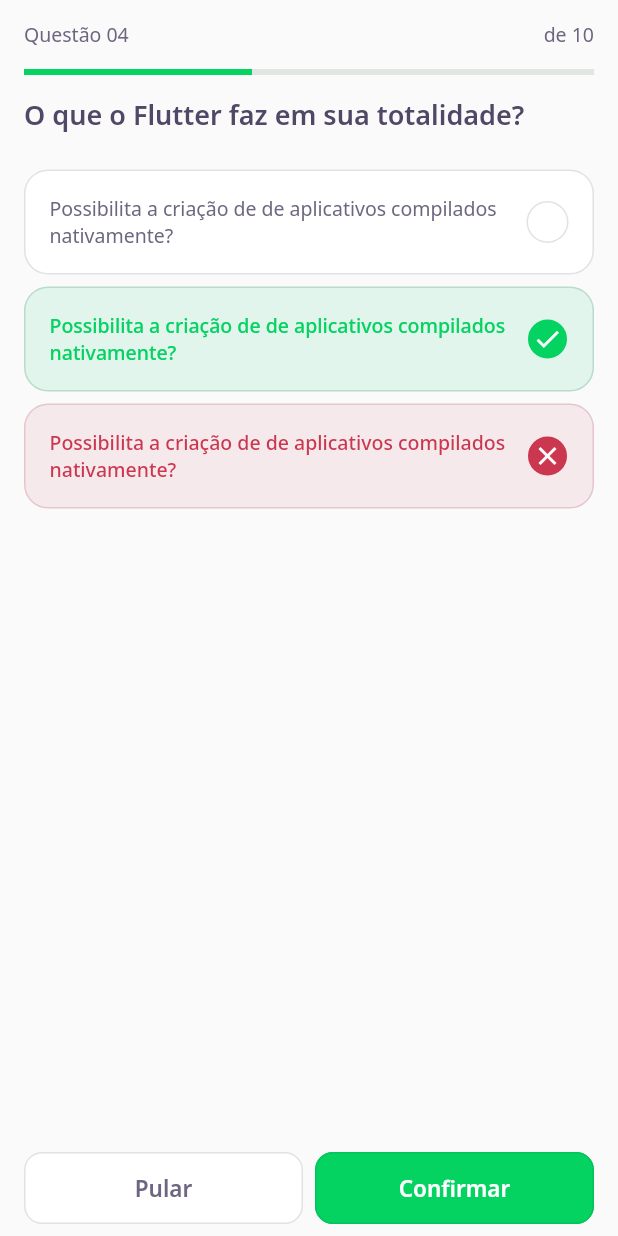
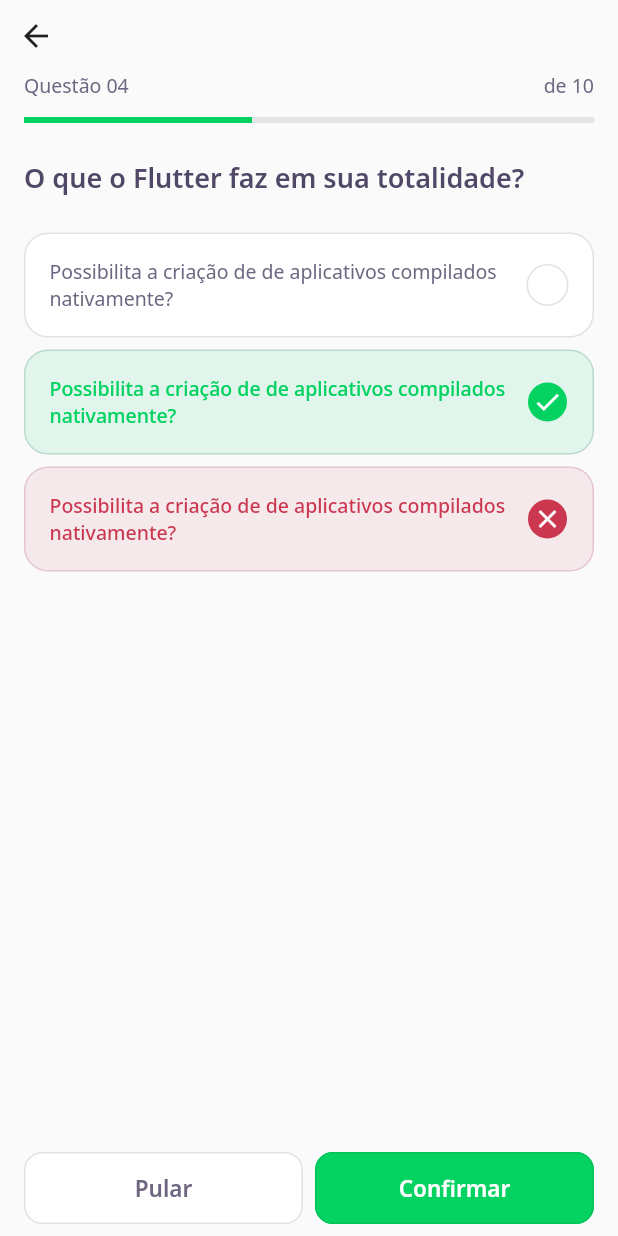
Before and after one commit to dsErick/devquiz-nlw5, a Flutter app: the ChallengePage screen opened directly, on a phone screen of 412 x 824 dp. Run offline on Flutter 3.47's test engine with Material 2 defaults, Android fonts, the phone set to English and light mode, and no system bars; our stand-ins replace google_fonts; accounts and stored records are empty; network calls fail.

Commit message:
Navegação da HomePage para a ChallengePage

```diff
--- a/lib/challenge/challenge_page.dart
+++ b/lib/challenge/challenge_page.dart
@@ -16,10 +16,18 @@ class _ChallengePageState extends State<ChallengePage> {
   Widget build(BuildContext context) {
     return Scaffold(
       appBar: PreferredSize(
-        preferredSize: Size.fromHeight(64),
+        preferredSize: Size.fromHeight(82),
         child: SafeArea(
           top: true,
-          child: QuestionIndicatorWidget(),
+          child: Column(
+            crossAxisAlignment: CrossAxisAlignment.start,
+            children: <Widget>[
+              BackButton(),
+              Expanded(
+                child: QuestionIndicatorWidget(),
+              ),
+            ],
+          ),
         ),
       ),
       body: QuizWidget(
--- a/lib/challenge/widgets/question_indicator/question_indicator_widget.dart
+++ b/lib/challenge/widgets/question_indicator/question_indicator_widget.dart
@@ -11,23 +11,23 @@ class QuestionIndicatorWidget extends StatelessWidget {
     return Container(
       padding: const EdgeInsets.symmetric(horizontal: 16),
       child: Column(
-                mainAxisAlignment: MainAxisAlignment.spaceEvenly,
+        mainAxisAlignment: MainAxisAlignment.spaceBetween,
         children: <Widget>[
           Row(
             mainAxisAlignment: MainAxisAlignment.spaceBetween,
             children: <Widget>[
               Text(
                 'Questão 04',
-                                style: AppTextStyles.body
+                style: AppTextStyles.body,
               ),
               Text(
                 'de 10',
-                                style: AppTextStyles.body
+                style: AppTextStyles.body,
               ),
-                        ]
+            ],
           ),
-                    ProgressIndicatorWidget(value: .4)
-                ]
+          ProgressIndicatorWidget(value: .4),
+        ],
       ),
     );
   }
--- a/lib/challenge/widgets/quiz/quiz_widget.dart
+++ b/lib/challenge/widgets/quiz/quiz_widget.dart
@@ -15,6 +15,7 @@ class QuizWidget extends StatelessWidget {
       child: Column(
         crossAxisAlignment: CrossAxisAlignment.start,
         children: <Widget>[
+          SizedBox(height: 24),
           Text(title, style: AppTextStyles.heading),
           SizedBox(height: 24),
           AnswerWidget(
--- a/lib/core/app_widget.dart
+++ b/lib/core/app_widget.dart
@@ -10,7 +10,7 @@ class AppWidget extends StatelessWidget {
         return MaterialApp(
             title: 'DevQuiz',
             debugShowCheckedModeBanner: false,
-            home: ChallengePage(),
+            home: HomePage(),
         );
     }
 }
```
Also changed, not shown: lib/home/home_page.dart (+12 -1 lines), lib/home/widgets/quiz_card/quiz_card_widget.dart (+10 -8 lines). Lines whose indentation alone changed are shown as unchanged.
